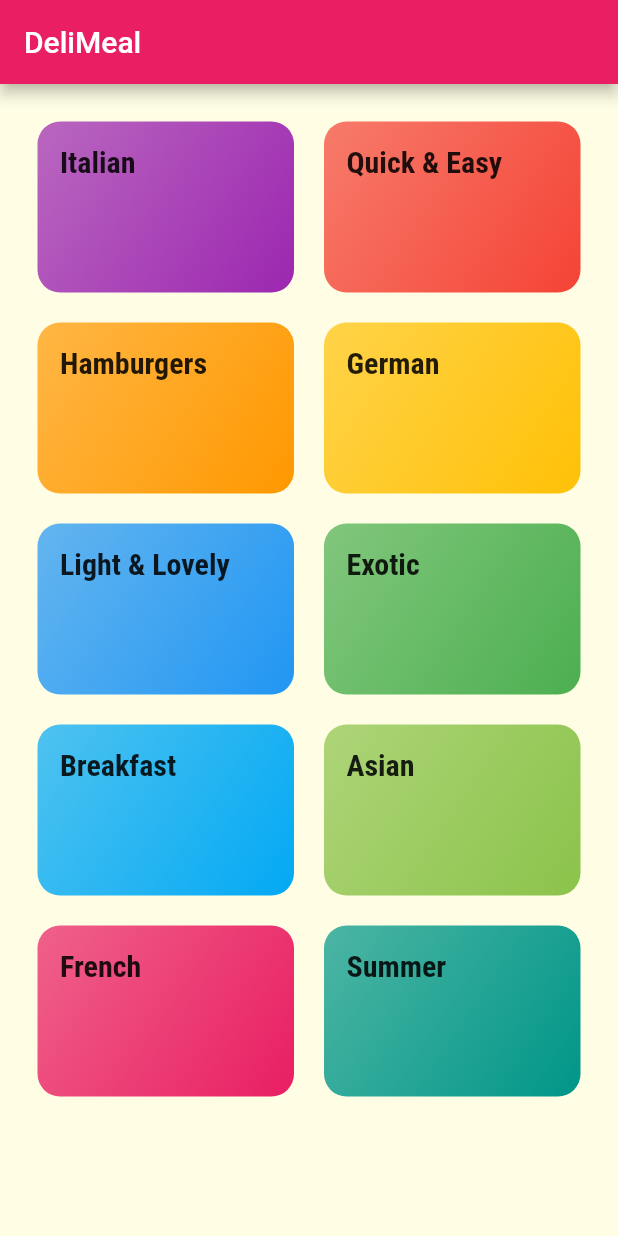
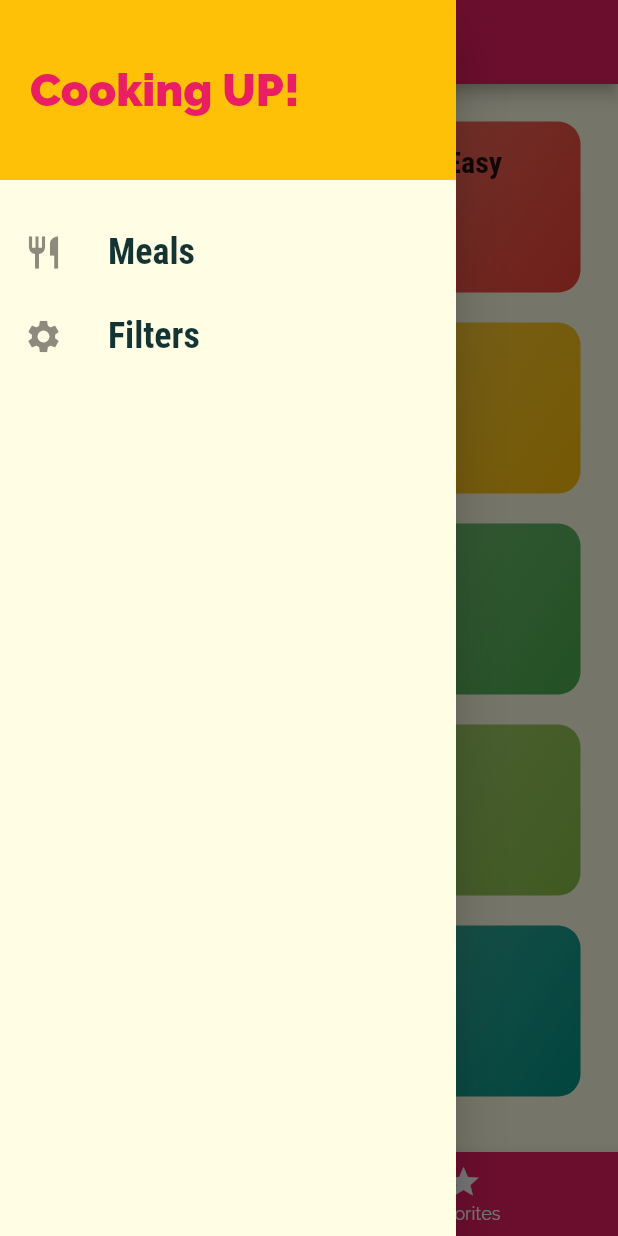
Before and after one commit to Pedro-Costa123/flutter_guide_2022_meals_app, a Flutter app: the screen it shows after launch, with the side drawer open (before the commit the screen has no drawer), on a phone screen of 412 x 824 dp. Run offline on Flutter 3.47's test engine with Material 2 defaults, Android fonts, the phone set to English and light mode, and no system bars.

Commit message:
Section 7 : 177

```diff
--- a/lib/main.dart
+++ b/lib/main.dart
@@ -1,5 +1,7 @@
 import 'package:flutter/material.dart';
 
+import 'screens/filters_screen.dart';
+import 'screens/tabs_screen.dart';
 import 'screens/meal_detail_screen.dart';
 import 'screens/category_meals_screen.dart';
 import 'screens/categories_screen.dart';
@@ -37,9 +39,10 @@ class MyApp extends StatelessWidget {
       initialRoute: '/',
       //default is '/'
       routes: {
-        '/': (ctx) => CategoriesScreen(),
+        '/': (ctx) => TabsScreen(),
         CategoryMealsScreen.routeName: (ctx) => CategoryMealsScreen(),
-        //MealDetailScreen.routeName: (ctx) => MealDetailScreen(),
+        MealDetailScreen.routeName: (ctx) => MealDetailScreen(),
+        FiltersScreen.routeName: (ctx) => FiltersScreen()
       },
       // onGenerateRoute: (settings) {
       //   print(settings.arguments);
--- a/lib/screens/categories_screen.dart
+++ b/lib/screens/categories_screen.dart
@@ -6,11 +6,7 @@ import '../widgets/category_item.dart';
 class CategoriesScreen extends StatelessWidget {
   @override
   Widget build(BuildContext context) {
-    return Scaffold(
-      appBar: AppBar(
-        title: const Text('DeliMeal'),
-      ),
-      body: GridView(
+    return GridView(
       padding: const EdgeInsets.all(25),
       children: DUMMY_CATEGORIES
           .map((catData) =>
@@ -21,7 +17,6 @@ class CategoriesScreen extends StatelessWidget {
           childAspectRatio: 3 / 2,
           crossAxisSpacing: 20,
           mainAxisSpacing: 20),
-      ),
     );
   }
 }
--- /dev/null
+++ b/lib/screens/favorites_screen.dart
@@ -0,0 +1,9 @@
+import 'package:flutter/material.dart';
+
+class FavoritesScreen extends StatelessWidget {
+
+  @override
+  Widget build(BuildContext context) {
+    return Center(child: Text('The Favorites'),);
+  }
+}
--- /dev/null
+++ b/lib/screens/filters_screen.dart
@@ -0,0 +1,10 @@
+import 'package:flutter/material.dart';
+
+class FiltersScreen extends StatelessWidget {
+  static const routeName = '/filters';
+
+  @override
+  Widget build(BuildContext context) {
+    return Center(child: Text('Filters!!!!!!'),);
+  }
+}
--- /dev/null
+++ b/lib/screens/tabs_screen.dart
@@ -0,0 +1,55 @@
+import 'package:flutter/material.dart';
+
+import '/widgets/main_drawer.dart';
+import '/screens/favorites_screen.dart';
+import '/screens/categories_screen.dart';
+
+class TabsScreen extends StatefulWidget {
+  @override
+  State<TabsScreen> createState() => _TabsScreenState();
+}
+
+class _TabsScreenState extends State<TabsScreen> {
+  final List<Map<String, Object>> _pages = [
+    {'page': CategoriesScreen(), 'title' : 'Categories'},
+    {'page': FavoritesScreen(), 'title' : 'Favorites'},
+  ];
+  int _selectedPageIndex = 0;
+
+  void _selectPage(int index) {
+    setState(() {
+      _selectedPageIndex = index;
+    });
+  }
+
+  @override
+  Widget build(BuildContext context) {
+    return Scaffold(
+      appBar: AppBar(
+        title: Text(_pages[_selectedPageIndex]['title']),
+      ),
+      drawer: MainDrawer(),
+      body: _pages[_selectedPageIndex]['page'],
+      bottomNavigationBar: BottomNavigationBar(
+        onTap: _selectPage,
+        backgroundColor: Theme.of(context).primaryColor,
+        unselectedItemColor: Colors.white,
+        selectedItemColor: Theme.of(context).accentColor,
+        currentIndex: _selectedPageIndex,
+        // type: BottomNavigationBarType.fixed,
+        items: [
+          BottomNavigationBarItem(
+            backgroundColor: Theme.of(context).primaryColor,
+            icon: Icon(Icons.category),
+            label: 'Categories',
+          ),
+          BottomNavigationBarItem(
+            backgroundColor: Theme.of(context).primaryColor,
+            icon: Icon(Icons.star),
+            label: 'Favorites',
+          ),
+        ],
+      ),
+    );
+  }
+}
--- /dev/null
+++ b/lib/widgets/main_drawer.dart
@@ -0,0 +1,57 @@
+import 'package:flutter/material.dart';
+
+import '/screens/filters_screen.dart';
+
+class MainDrawer extends StatelessWidget {
+  Widget buildListTile(String title, IconData icon, Function tapHandler) {
+    return ListTile(
+      leading: Icon(
+        icon,
+        size: 26,
+      ),
+      title: Text(
+        title,
+        style: TextStyle(
+          fontFamily: 'RobotoCondensed',
+          fontSize: 24,
+          fontWeight: FontWeight.bold,
+        ),
+      ),
+      onTap: tapHandler,
+    );
+  }
+
+  @override
+  Widget build(BuildContext context) {
+    return Drawer(
+      child: Column(
+        children: [
+          Container(
+            height: 120,
+            width: double.infinity,
+            padding: EdgeInsets.all(20),
+            alignment: Alignment.centerLeft,
+            color: Theme.of(context).accentColor,
+            child: Text(
+              'Cooking UP!',
+              style: TextStyle(
+                fontWeight: FontWeight.w900,
+                fontSize: 30,
+                color: Theme.of(context).primaryColor,
+              ),
+            ),
+          ),
+          SizedBox(
+            height: 20,
+          ),
+          buildListTile('Meals', Icons.restaurant, () {
+            Navigator.of(context).pushNamed('/');
+          }),
+          buildListTile('Filters', Icons.settings, () {
+            Navigator.of(context).pushNamed(FiltersScreen.routeName);
+          }),
+        ],
+      ),
+    );
+  }
+}
```
Lines whose indentation alone changed are shown as unchanged.
